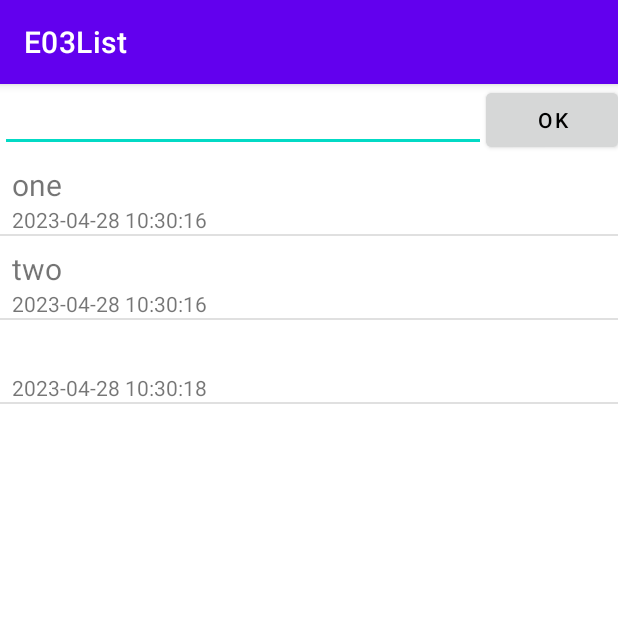
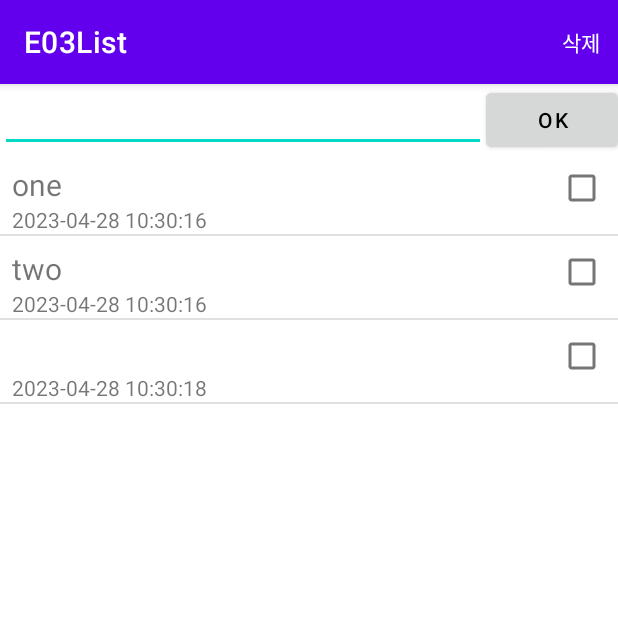
Before and after one commit to LeeHuiJu/android-practice, an Android app: the RecyclerView2Activity screen opened directly, with no data from a screen before it, after a tap on "OK", on a phone screen of 412 x 824 dp, the top half of it. Run offline under Robolectric (Android 15) with nearby library versions, the phone set to English and light mode, and no system bars.

Commit message:
feat: add delete_button

```diff
--- a/E03List/app/src/main/java/net/skhu/Memo2.java
+++ b/E03List/app/src/main/java/net/skhu/Memo2.java
@@ -7,6 +7,7 @@ public class Memo2 {
     final static SimpleDateFormat format = new SimpleDateFormat("yyyy-MM-dd HH:mm:ss");
     String title;
     Date date;
+    boolean checked;
 
     public Memo2(String title, Date date) {
         this.title = title;
@@ -32,4 +33,12 @@ public class Memo2 {
     public String getDateFormatted() {
         return format.format(date);
     }
+
+    public boolean isChecked() {
+        return checked;
+    }
+
+    public void setChecked(boolean checked) {
+        this.checked = checked;
+    }
 }
--- a/E03List/app/src/main/java/net/skhu/RecyclerView2Activity.java
+++ b/E03List/app/src/main/java/net/skhu/RecyclerView2Activity.java
@@ -1,18 +1,23 @@
 package net.skhu;
 
+import androidx.appcompat.app.AlertDialog;
 import androidx.appcompat.app.AppCompatActivity;
 import androidx.recyclerview.widget.DefaultItemAnimator;
 import androidx.recyclerview.widget.DividerItemDecoration;
 import androidx.recyclerview.widget.LinearLayoutManager;
 import androidx.recyclerview.widget.RecyclerView;
 
+import android.content.DialogInterface;
 import android.os.Bundle;
+import android.view.Menu;
+import android.view.MenuItem;
 import android.view.View;
 import android.widget.Button;
 import android.widget.EditText;
 
 import java.util.ArrayList;
 import java.util.Date;
+import java.util.Iterator;
 
 public class RecyclerView2Activity extends AppCompatActivity {
     RecyclerView2Adapter recyclerView2Adapter;
@@ -22,23 +27,20 @@ public class RecyclerView2Activity extends AppCompatActivity {
     protected void onCreate(Bundle savedInstanceState) {
         super.onCreate(savedInstanceState);
         setContentView(R.layout.activity_recycler_view2);
-
         arrayList = new ArrayList<Memo2>();
         arrayList.add(new Memo2("one", new Date()));
         arrayList.add(new Memo2("two", new Date()));
-
         recyclerView2Adapter = new RecyclerView2Adapter(this, arrayList);
-        RecyclerView recyclerView = findViewById(R.id.recyclerView);
+        RecyclerView recyclerView = (RecyclerView) findViewById(R.id.recyclerView);
         recyclerView.addItemDecoration(new DividerItemDecoration(this, DividerItemDecoration.VERTICAL));
         recyclerView.setLayoutManager(new LinearLayoutManager(this));
         recyclerView.setItemAnimator(new DefaultItemAnimator());
         recyclerView.setAdapter(recyclerView2Adapter);
-
-        Button b = findViewById(R.id.btnAdd);
+        Button b = (Button) findViewById(R.id.btnAdd);
         b.setOnClickListener(new View.OnClickListener() {
             @Override
             public void onClick(View arg0) {
-                EditText e = findViewById(R.id.editText);
+                EditText e = (EditText) findViewById(R.id.editText);
                 String s = e.getText().toString();
                 e.setText("");
                 arrayList.add(new Memo2(s, new Date()));
@@ -46,4 +48,37 @@ public class RecyclerView2Activity extends AppCompatActivity {
             }
         });
     }
+
+    @Override
+    public boolean onCreateOptionsMenu(Menu menu) {
+        getMenuInflater().inflate(R.menu.menu_recycler_view2, menu);
+        return true;
+    }
+
+    @Override
+    public boolean onOptionsItemSelected(MenuItem item) {
+        int id = item.getItemId();
+        if (id == R.id.action_remove) {
+            removeMemo();
+            return true;
+        }
+        return super.onOptionsItemSelected(item);
+    }
+
+    private void removeMemo() {
+        AlertDialog.Builder builder = new AlertDialog.Builder(this);
+        builder.setTitle(R.string.confirm);
+        builder.setMessage(R.string.doYouWantToDelete);
+        builder.setPositiveButton(R.string.yes, new DialogInterface.OnClickListener() {
+            @Override
+            public void onClick(DialogInterface dialog, int index) {
+                Iterator<Memo2> iterator = arrayList.iterator();
+                while (iterator.hasNext()) if (iterator.next().isChecked()) iterator.remove();
+                recyclerView2Adapter.notifyDataSetChanged();
+            }
+        });
+        builder.setNegativeButton(R.string.no, null);
+        AlertDialog dialog = builder.create();
+        dialog.show();
+    }
 }
--- a/E03List/app/src/main/java/net/skhu/RecyclerView2Adapter.java
+++ b/E03List/app/src/main/java/net/skhu/RecyclerView2Adapter.java
@@ -4,6 +4,8 @@ import android.content.Context;
 import android.view.LayoutInflater;
 import android.view.View;
 import android.view.ViewGroup;
+import android.widget.CheckBox;
+import android.widget.CompoundButton;
 import android.widget.TextView;
 import android.widget.Toast;
 
@@ -12,20 +14,25 @@ import androidx.recyclerview.widget.RecyclerView;
 import java.util.ArrayList;
 
 public class RecyclerView2Adapter extends RecyclerView.Adapter<RecyclerView2Adapter.ViewHolder> {
-    class ViewHolder extends RecyclerView.ViewHolder implements View.OnClickListener {
+    class ViewHolder extends RecyclerView.ViewHolder implements View.OnClickListener, CompoundButton.OnCheckedChangeListener {
         TextView textView1, textView2;
+        CheckBox checkBox;
 
         public ViewHolder(View view) {
             super(view);
             textView1 = view.findViewById(R.id.textView1);
             textView2 = view.findViewById(R.id.textView2);
-            view.setOnClickListener(this);
+            textView1.setOnClickListener(this);
+            textView2.setOnClickListener(this);
+            checkBox = view.findViewById(R.id.checkBox);
+            checkBox.setOnCheckedChangeListener(this);
         }
 
         public void setData(int index) {
             Memo2 memo = arrayList.get(index);
             textView1.setText(memo.getTitle());
             textView2.setText(memo.getDateFormatted());
+            checkBox.setChecked(memo.isChecked());
         }
 
         @Override
@@ -34,6 +41,13 @@ public class RecyclerView2Adapter extends RecyclerView.Adapter<RecyclerView2Adap
             Memo2 memo = arrayList.get(index);
             String s = String.format("index: %d, title: %s", index, memo.getTitle());
             Toast.makeText(view.getContext(), s, Toast.LENGTH_SHORT).show();
+        }
+
+        @Override
+        public void onCheckedChanged(CompoundButton buttonView, boolean isChecked) {
+            int index = super.getAdapterPosition();
+            Memo2 memo = arrayList.get(index);
+            memo.setChecked(isChecked);
         }
     }
 
@@ -51,6 +65,7 @@ public class RecyclerView2Adapter extends RecyclerView.Adapter<RecyclerView2Adap
     }
 
     @Override
+
     public ViewHolder onCreateViewHolder(ViewGroup viewGroup, int viewType) {
         View view = layoutInflater.inflate(R.layout.memo2, viewGroup, false);
         return new ViewHolder(view);
--- a/E03List/app/src/main/res/layout/memo2.xml
+++ b/E03List/app/src/main/res/layout/memo2.xml
@@ -11,10 +11,9 @@
         android:layout_height="wrap_content"
         android:layout_marginStart="8dp"
         android:layout_marginTop="8dp"
-        android:layout_marginEnd="8dp"
         android:text="TextView"
         android:textSize="20sp"
-        app:layout_constraintEnd_toEndOf="parent"
+        app:layout_constraintEnd_toStartOf="@+id/checkBox"
         app:layout_constraintStart_toStartOf="parent"
         app:layout_constraintTop_toTopOf="parent" />
 
@@ -23,9 +22,15 @@
         android:layout_width="0dp"
         android:layout_height="wrap_content"
         android:layout_marginStart="8dp"
-        android:layout_marginEnd="8dp"
         android:text="TextView"
-        app:layout_constraintEnd_toEndOf="parent"
+        app:layout_constraintEnd_toStartOf="@+id/checkBox"
         app:layout_constraintStart_toStartOf="parent"
         app:layout_constraintTop_toBottomOf="@+id/textView1" />
+
+    <CheckBox
+        android:id="@+id/checkBox"
+        android:layout_width="wrap_content"
+        android:layout_height="wrap_content"
+        app:layout_constraintEnd_toEndOf="parent"
+        app:layout_constraintTop_toTopOf="parent" />
 </androidx.constraintlayout.widget.ConstraintLayout>
--- /dev/null
+++ b/E03List/app/src/main/res/menu/menu_recycler_view2.xml
@@ -0,0 +1,9 @@
+<?xml version="1.0" encoding="utf-8"?>
+<menu xmlns:app="http://schemas.android.com/apk/res-auto"
+    xmlns:android="http://schemas.android.com/apk/res/android">
+
+    <item
+        android:id="@+id/action_remove"
+        android:title="@string/action_remove"
+        app:showAsAction="always" />
+</menu>
--- a/E03List/app/src/main/res/values/strings.xml
+++ b/E03List/app/src/main/res/values/strings.xml
@@ -1,3 +1,8 @@
 <resources>
     <string name="app_name">E03List</string>
+    <string name="confirm">확인</string>
+    <string name="doYouWantToDelete">삭제하시겠습니까?</string>
+    <string name="yes">예</string>
+    <string name="no">아니오</string>
+    <string name="action_remove">삭제</string>
 </resources>
```
